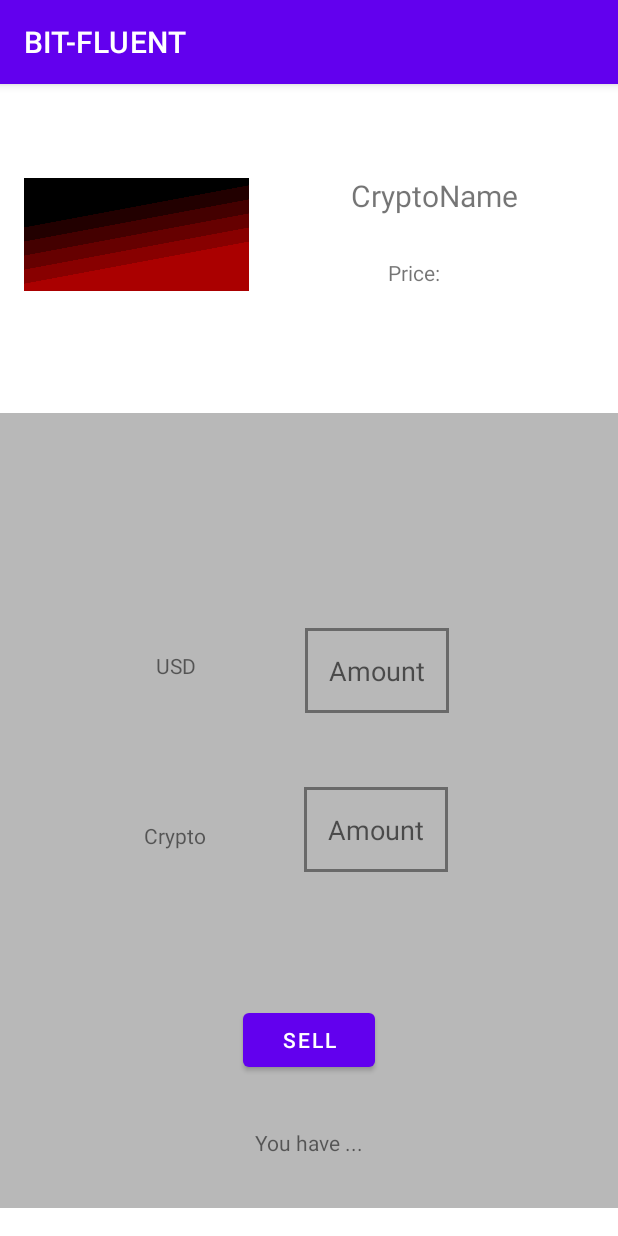
After one commit to LaurentBaj/CryptoApp, an Android app: the SixthActivity screen opened directly, with no data from a screen before it, on a phone screen of 412 x 824 dp. The commit adds this screen. Run offline under Robolectric (Android 15) with nearby library versions, the phone set to English and light mode, and no system bars.

Commit message:
Layout for screen 5 and 6

```diff
--- /dev/null
+++ b/app/src/main/java/com/example/androidexam/SixthActivity.kt
@@ -0,0 +1,11 @@
+package com.example.androidexam
+
+import androidx.appcompat.app.AppCompatActivity
+import android.os.Bundle
+
+class SixthActivity : AppCompatActivity() {
+    override fun onCreate(savedInstanceState: Bundle?) {
+        super.onCreate(savedInstanceState)
+        setContentView(R.layout.activity_sixth)
+    }
+}
--- /dev/null
+++ b/app/src/main/res/layout/activity_sixth.xml
@@ -0,0 +1,145 @@
+<?xml version="1.0" encoding="utf-8"?>
+<androidx.constraintlayout.widget.ConstraintLayout xmlns:android="http://schemas.android.com/apk/res/android"
+    xmlns:app="http://schemas.android.com/apk/res-auto"
+    xmlns:tools="http://schemas.android.com/tools"
+    android:layout_width="match_parent"
+    android:layout_height="match_parent"
+    tools:context=".SixthActivity">
+
+
+    <androidx.constraintlayout.widget.ConstraintLayout
+        android:id="@+id/constraintLayout"
+        android:layout_width="match_parent"
+        android:layout_height="200dp"
+        app:layout_constraintBottom_toTopOf="@+id/textView"
+        app:layout_constraintEnd_toEndOf="parent"
+        app:layout_constraintHorizontal_bias="0.0"
+        app:layout_constraintStart_toStartOf="parent"
+        app:layout_constraintTop_toTopOf="parent">
+
+        <ImageView
+            android:id="@+id/imageView"
+            android:layout_width="150dp"
+            android:layout_height="150dp"
+            android:src="@drawable/ic_slanted_gradient"
+            app:layout_constraintBottom_toBottomOf="parent"
+            app:layout_constraintEnd_toEndOf="parent"
+            app:layout_constraintHorizontal_bias="0.061"
+            app:layout_constraintStart_toStartOf="parent"
+            app:layout_constraintTop_toTopOf="parent" />
+
+        <TextView
+            android:id="@+id/textView6"
+            android:layout_width="wrap_content"
+            android:layout_height="wrap_content"
+            android:text="CryptoName"
+            android:textSize="20sp"
+            app:layout_constraintBottom_toBottomOf="parent"
+            app:layout_constraintEnd_toEndOf="parent"
+            app:layout_constraintHorizontal_bias="0.503"
+            app:layout_constraintStart_toEndOf="@+id/imageView"
+            app:layout_constraintTop_toTopOf="parent"
+            app:layout_constraintVertical_bias="0.352" />
+
+        <TextView
+            android:layout_width="wrap_content"
+            android:layout_height="wrap_content"
+            android:text="Price: "
+            android:textSize="14sp"
+            app:layout_constraintBottom_toBottomOf="parent"
+            app:layout_constraintEnd_toEndOf="parent"
+            app:layout_constraintHorizontal_bias="0.446"
+            app:layout_constraintStart_toEndOf="@+id/imageView"
+            app:layout_constraintTop_toBottomOf="@+id/textView6"
+            app:layout_constraintVertical_bias="0.301" />
+
+
+    </androidx.constraintlayout.widget.ConstraintLayout>
+
+    <androidx.constraintlayout.widget.ConstraintLayout
+        android:layout_width="match_parent"
+        android:layout_height="530dp"
+        android:background="@color/grey"
+        app:layout_constraintBottom_toBottomOf="parent"
+        app:layout_constraintEnd_toEndOf="parent"
+        app:layout_constraintStart_toStartOf="parent"
+        app:layout_constraintTop_toBottomOf="@+id/constraintLayout">
+
+        <TextView
+            android:id="@+id/textView4"
+            android:layout_width="wrap_content"
+            android:layout_height="wrap_content"
+            android:text="USD"
+            app:layout_constraintBottom_toBottomOf="parent"
+            app:layout_constraintEnd_toEndOf="parent"
+            app:layout_constraintHorizontal_bias="0.27"
+            app:layout_constraintStart_toStartOf="parent"
+            app:layout_constraintTop_toTopOf="parent"
+            app:layout_constraintVertical_bias="0.311" />
+
+        <EditText
+            android:id="@+id/editText"
+            android:layout_width="wrap_content"
+            android:layout_height="wrap_content"
+            android:hint="Amount"
+            android:background="@drawable/square"
+            android:padding="16dp"
+            app:layout_constraintBottom_toBottomOf="parent"
+            app:layout_constraintEnd_toEndOf="parent"
+            app:layout_constraintHorizontal_bias="0.392"
+            app:layout_constraintStart_toEndOf="@+id/textView4"
+            app:layout_constraintTop_toTopOf="parent"
+            app:layout_constraintVertical_bias="0.303" />
+
+        <TextView
+            android:id="@+id/textView5"
+            android:layout_width="wrap_content"
+            android:layout_height="wrap_content"
+            android:text="Crypto"
+            app:layout_constraintBottom_toBottomOf="parent"
+            app:layout_constraintEnd_toStartOf="@+id/editText2"
+            app:layout_constraintHorizontal_bias="0.596"
+            app:layout_constraintStart_toStartOf="parent"
+            app:layout_constraintTop_toBottomOf="@+id/textView4"
+            app:layout_constraintVertical_bias="0.282" />
+
+
+        <EditText
+            android:id="@+id/editText2"
+            android:layout_width="wrap_content"
+            android:layout_height="wrap_content"
+            android:background="@drawable/square"
+            android:hint="Amount"
+            android:padding="16dp"
+            app:layout_constraintBottom_toBottomOf="parent"
+            app:layout_constraintEnd_toEndOf="parent"
+            app:layout_constraintHorizontal_bias="0.642"
+            app:layout_constraintStart_toStartOf="parent"
+            app:layout_constraintTop_toBottomOf="@+id/editText"
+            app:layout_constraintVertical_bias="0.181" />
+
+        <Button
+            android:id="@+id/button"
+            android:layout_width="wrap_content"
+            android:layout_height="wrap_content"
+            android:text="Sell"
+            app:layout_constraintBottom_toBottomOf="parent"
+            app:layout_constraintEnd_toEndOf="parent"
+            app:layout_constraintHorizontal_bias="0.5"
+            app:layout_constraintStart_toStartOf="parent"
+            app:layout_constraintTop_toBottomOf="@+id/editText2" />
+
+
+        <TextView
+            android:layout_width="wrap_content"
+            android:layout_height="wrap_content"
+            android:text="You have ..."
+            app:layout_constraintBottom_toBottomOf="parent"
+            app:layout_constraintEnd_toEndOf="parent"
+            app:layout_constraintHorizontal_bias="0.5"
+            app:layout_constraintStart_toStartOf="parent"
+            app:layout_constraintTop_toBottomOf="@+id/button" />
+
+    </androidx.constraintlayout.widget.ConstraintLayout>
+
+</androidx.constraintlayout.widget.ConstraintLayout>
--- a/app/src/main/res/values/colors.xml
+++ b/app/src/main/res/values/colors.xml
@@ -7,4 +7,5 @@
     <color name="teal_700">#FF018786</color>
     <color name="black">#FF000000</color>
     <color name="white">#FFFFFFFF</color>
+    <color name="grey">#B8B8B8</color>
 </resources>
```
Also changed, not shown: app/src/main/AndroidManifest.xml (+6 -2 lines), app/src/main/java/com/example/androidexam/FifthActivity.kt (added, +11 -0 lines), app/src/main/java/com/example/androidexam/FourthActivity.kt (added, +26 -0 lines), app/src/main/java/com/example/androidexam/adapters/CryptoListAdapter.kt (+9 -1 lines), app/src/main/res/layout/activity_fifth.xml (added, +138 -0 lines), app/src/main/res/layout/activity_fourth.xml (added, +99 -0 lines).
